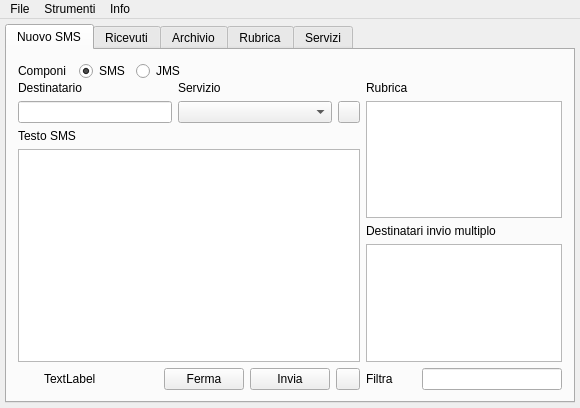
The window that mainjacksms.ui (freesmee/freesmee-desktop) describes before a commit, drawn with Qt 5.
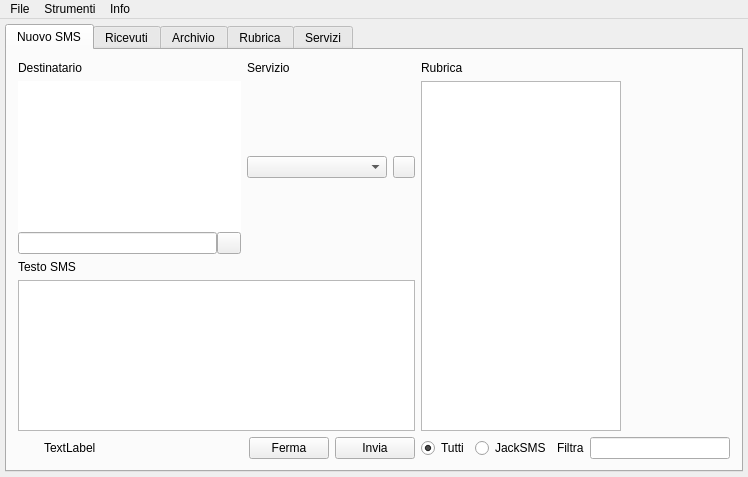
The same window after the commit. Icons and pictures are not drawn.

```diff
--- a/mainjacksms.ui
+++ b/mainjacksms.ui
@@ -6,8 +6,8 @@
    <rect>
     <x>0</x>
     <y>0</y>
-    <width>580</width>
-    <height>408</height>
+    <width>748</width>
+    <height>477</height>
    </rect>
   </property>
   <property name="sizePolicy">
@@ -516,7 +516,7 @@
            <attribute name="title">
             <string>Nuovo SMS</string>
            </attribute>
-           <layout class="QHBoxLayout" name="horizontalLayout_17">
+           <layout class="QVBoxLayout" name="verticalLayout_13">
             <item>
              <layout class="QGridLayout" name="gridLayout_7">
               <property name="horizontalSpacing">
@@ -529,103 +529,188 @@
                <layout class="QVBoxLayout" name="verticalLayout">
                 <item>
                  <layout class="QGridLayout" name="gridLayout">
-                  <item row="2" column="0">
-                   <widget class="QLineEdit" name="NumeroDestinatario">
-                    <property name="sizePolicy">
-                     <sizepolicy hsizetype="Preferred" vsizetype="Fixed">
-                      <horstretch>0</horstretch>
-                      <verstretch>0</verstretch>
-                     </sizepolicy>
-                    </property>
-                    <property name="minimumSize">
-                     <size>
-                      <width>0</width>
-                      <height>22</height>
-                     </size>
-                    </property>
-                    <property name="maximumSize">
-                     <size>
-                      <width>16777215</width>
-                      <height>22</height>
-                     </size>
-                    </property>
-                   </widget>
-                  </item>
-                  <item row="2" column="2">
-                   <widget class="QComboBox" name="comboServizio">
-                    <property name="minimumSize">
-                     <size>
-                      <width>0</width>
-                      <height>22</height>
-                     </size>
-                    </property>
-                    <property name="maximumSize">
-                     <size>
-                      <width>16777215</width>
-                      <height>22</height>
-                     </size>
-                    </property>
-                   </widget>
-                  </item>
-                  <item row="0" column="2">
+                  <item row="0" column="3">
                    <widget class="QLabel" name="label_2">
                     <property name="text">
                      <string>Servizio</string>
                     </property>
                    </widget>
                   </item>
+                  <item row="1" column="3">
+                   <layout class="QVBoxLayout" name="verticalLayout_12">
+                    <property name="spacing">
+                     <number>0</number>
+                    </property>
+                    <item>
+                     <widget class="QComboBox" name="comboServizio">
+                      <property name="minimumSize">
+                       <size>
+                        <width>140</width>
+                        <height>22</height>
+                       </size>
+                      </property>
+                      <property name="maximumSize">
+                       <size>
+                        <width>16777215</width>
+                        <height>22</height>
+                       </size>
+                      </property>
+                     </widget>
+                    </item>
+                   </layout>
+                  </item>
+                  <item row="1" column="4">
+                   <layout class="QVBoxLayout" name="verticalLayout_14">
+                    <property name="spacing">
+                     <number>0</number>
+                    </property>
+                    <item>
+                     <widget class="QPushButton" name="menuInstruments">
+                      <property name="minimumSize">
+                       <size>
+                        <width>22</width>
+                        <height>22</height>
+                       </size>
+                      </property>
+                      <property name="maximumSize">
+                       <size>
+                        <width>22</width>
+                        <height>22</height>
+                       </size>
+                      </property>
+                      <property name="text">
+                       <string/>
+                      </property>
+                     </widget>
+                    </item>
+                   </layout>
+                  </item>
                   <item row="0" column="0">
-                   <layout class="QHBoxLayout" name="horizontalLayout_15">
+                   <widget class="QLabel" name="label">
+                    <property name="text">
+                     <string>Destinatario</string>
+                    </property>
+                   </widget>
+                  </item>
+                  <item row="1" column="0">
+                   <layout class="QVBoxLayout" name="verticalLayout_9">
+                    <property name="spacing">
+                     <number>0</number>
+                    </property>
                     <item>
-                     <widget class="QLabel" name="label">
+                     <widget class="QListWidget" name="recipientListWidget">
                       <property name="sizePolicy">
-                       <sizepolicy hsizetype="Fixed" vsizetype="Preferred">
+                       <sizepolicy hsizetype="Expanding" vsizetype="Minimum">
                         <horstretch>0</horstretch>
                         <verstretch>0</verstretch>
                        </sizepolicy>
                       </property>
-                      <property name="text">
-                       <string>Destinatario</string>
+                      <property name="minimumSize">
+                       <size>
+                        <width>0</width>
+                        <height>22</height>
+                       </size>
+                      </property>
+                      <property name="maximumSize">
+                       <size>
+                        <width>16777215</width>
+                        <height>16777215</height>
+                       </size>
+                      </property>
+                      <property name="sizeIncrement">
+                       <size>
+                        <width>0</width>
+                        <height>1</height>
+                       </size>
+                      </property>
+                      <property name="baseSize">
+                       <size>
+                        <width>1</width>
+                        <height>1</height>
+                       </size>
+                      </property>
+                      <property name="frameShape">
+                       <enum>QFrame::NoFrame</enum>
+                      </property>
+                      <property name="frameShadow">
+                       <enum>QFrame::Sunken</enum>
+                      </property>
+                      <property name="lineWidth">
+                       <number>0</number>
+                      </property>
+                      <property name="verticalScrollBarPolicy">
+                       <enum>Qt::ScrollBarAsNeeded</enum>
+                      </property>
+                      <property name="horizontalScrollBarPolicy">
+                       <enum>Qt::ScrollBarAlwaysOff</enum>
+                      </property>
+                      <property name="verticalScrollMode">
+                       <enum>QAbstractItemView::ScrollPerPixel</enum>
+                      </property>
+                      <property name="horizontalScrollMode">
+                       <enum>QAbstractItemView::ScrollPerPixel</enum>
+                      </property>
+                      <property name="flow">
+                       <enum>QListView::LeftToRight</enum>
+                      </property>
+                      <property name="isWrapping" stdset="0">
+                       <bool>true</bool>
+                      </property>
+                      <property name="resizeMode">
+                       <enum>QListView::Adjust</enum>
+                      </property>
+                      <property name="viewMode">
+                       <enum>QListView::ListMode</enum>
                       </property>
                      </widget>
                     </item>
                     <item>
-                     <widget class="QLabel" name="labelNomeDest">
-                      <property name="text">
-                       <string/>
+                     <layout class="QHBoxLayout" name="horizontalLayout_15">
+                      <property name="spacing">
+                       <number>0</number>
                       </property>
-                     </widget>
+                      <item>
+                       <widget class="QLineEdit" name="recipientLine"/>
+                      </item>
+                      <item>
+                       <widget class="QPushButton" name="buttonAddContacts">
+                        <property name="maximumSize">
+                         <size>
+                          <width>24</width>
+                          <height>24</height>
+                         </size>
+                        </property>
+                        <property name="text">
+                         <string/>
+                        </property>
+                        <property name="icon">
+                         <iconset resource="resources.qrc">
+                          <normaloff>:/resource/aggiungi.png</normaloff>:/resource/aggiungi.png</iconset>
+                        </property>
+                        <property name="iconSize">
+                         <size>
+                          <width>14</width>
+                          <height>14</height>
+                         </size>
+                        </property>
+                        <property name="flat">
+                         <bool>false</bool>
+                        </property>
+                       </widget>
+                      </item>
+                     </layout>
                     </item>
                    </layout>
                   </item>
-                  <item row="3" column="0">
-                   <widget class="QLabel" name="label_4">
-                    <property name="text">
-                     <string>Testo SMS</string>
-                    </property>
-                   </widget>
-                  </item>
-                  <item row="2" column="3">
-                   <widget class="QPushButton" name="menuInstruments">
-                    <property name="minimumSize">
-                     <size>
-                      <width>22</width>
-                      <height>22</height>
-                     </size>
-                    </property>
-                    <property name="maximumSize">
-                     <size>
-                      <width>22</width>
-                      <height>22</height>
-                     </size>
-                    </property>
-                    <property name="text">
-                     <string/>
-                    </property>
-                   </widget>
-                  </item>
                  </layout>
                 </item>
+                <item>
+                 <widget class="QLabel" name="label_4">
+                  <property name="text">
+                   <string>Testo SMS</string>
+                  </property>
+                 </widget>
+                </item>
                 <item>
                  <widget class="QTextEdit" name="TestoSMS">
                   <property name="tabChangesFocus">
@@ -675,23 +760,6 @@
                   </property>
                  </widget>
                 </item>
-                <item>
-                 <widget class="QLabel" name="label_3">
-                  <property name="text">
-                   <string>Destinatari invio multiplo</string>
-                  </property>
-                 </widget>
-                </item>
-                <item>
-                 <widget class="QListWidget" name="destinatariListWidget">
-                  <property name="maximumSize">
-                   <size>
-                    <width>200</width>
-                    <height>16777215</height>
-                   </size>
-                  </property>
-                 </widget>
-                </item>
                </layout>
               </item>
               <item row="2" column="1">
@@ -825,32 +893,6 @@
                   </property>
                  </widget>
                 </item>
-                <item>
-                 <widget class="QPushButton" name="bottoneinviomultiplo">
-                  <property name="maximumSize">
-                   <size>
-                    <width>24</width>
-                    <height>24</height>
-                   </size>
-                  </property>
-                  <property name="text">
-                   <string/>
-                  </property>
-                  <property name="icon">
-                   <iconset resource="resources.qrc">
-                    <normaloff>:/resource/ico_contact2.png</normaloff>:/resource/ico_contact2.png</iconset>
-                  </property>
-                  <property name="iconSize">
-                   <size>
-                    <width>16</width>
-                    <height>16</height>
-                   </size>
-                  </property>
-                  <property name="flat">
-                   <bool>false</bool>
-                  </property>
-                 </widget>
-                </item>
                </layout>
               </item>
               <item row="2" column="2">
@@ -858,6 +900,27 @@
                 <property name="topMargin">
                  <number>6</number>
                 </property>
+                <item>
+                 <layout class="QHBoxLayout" name="horizontalLayout_10">
+                  <item>
+                   <widget class="QRadioButton" name="radioTutti">
+                    <property name="text">
+                     <string>Tutti</string>
+                    </property>
+                    <property name="checked">
+                     <bool>true</bool>
+                    </property>
+                   </widget>
+                  </item>
+                  <item>
+                   <widget class="QRadioButton" name="radioJackSMS">
+                    <property name="text">
+                     <string>JackSMS</string>
+                    </property>
+                   </widget>
+                  </item>
+                 </layout>
+                </item>
                 <item>
                  <widget class="QLabel" name="label_5">
                   <property name="sizePolicy">
@@ -898,47 +961,6 @@
                 </item>
                </layout>
               </item>
-              <item row="0" column="1">
-               <layout class="QHBoxLayout" name="horizontalLayout_10">
-                <item>
-                 <widget class="QLabel" name="label_6">
-                  <property name="text">
-                   <string>Componi  </string>
-                  </property>
-                 </widget>
-                </item>
-                <item>
-                 <widget class="QRadioButton" name="radioSMS">
-                  <property name="text">
-                   <string>SMS</string>
-                  </property>
-                  <property name="checked">
-                   <bool>true</bool>
-                  </property>
-                 </widget>
-                </item>
-                <item>
-                 <widget class="QRadioButton" name="radioJMS">
-                  <property name="text">
-                   <string>JMS</string>
-                  </property>
-                 </widget>
-                </item>
-                <item>
-                 <spacer name="horizontalSpacer_7">
-                  <property name="orientation">
-                   <enum>Qt::Horizontal</enum>
-                  </property>
-                  <property name="sizeHint" stdset="0">
-                   <size>
-                    <width>40</width>
-                    <height>20</height>
-                   </size>
-                  </property>
-                 </spacer>
-                </item>
-               </layout>
-              </item>
               <item row="0" column="2">
                <layout class="QHBoxLayout" name="horizontalLayout_27"/>
               </item>
@@ -1684,7 +1706,7 @@
     <rect>
      <x>0</x>
      <y>0</y>
-     <width>580</width>
+     <width>748</width>
      <height>21</height>
     </rect>
    </property>
```
Left out of the diff: 4 changed lines with no effect on the pictures.
